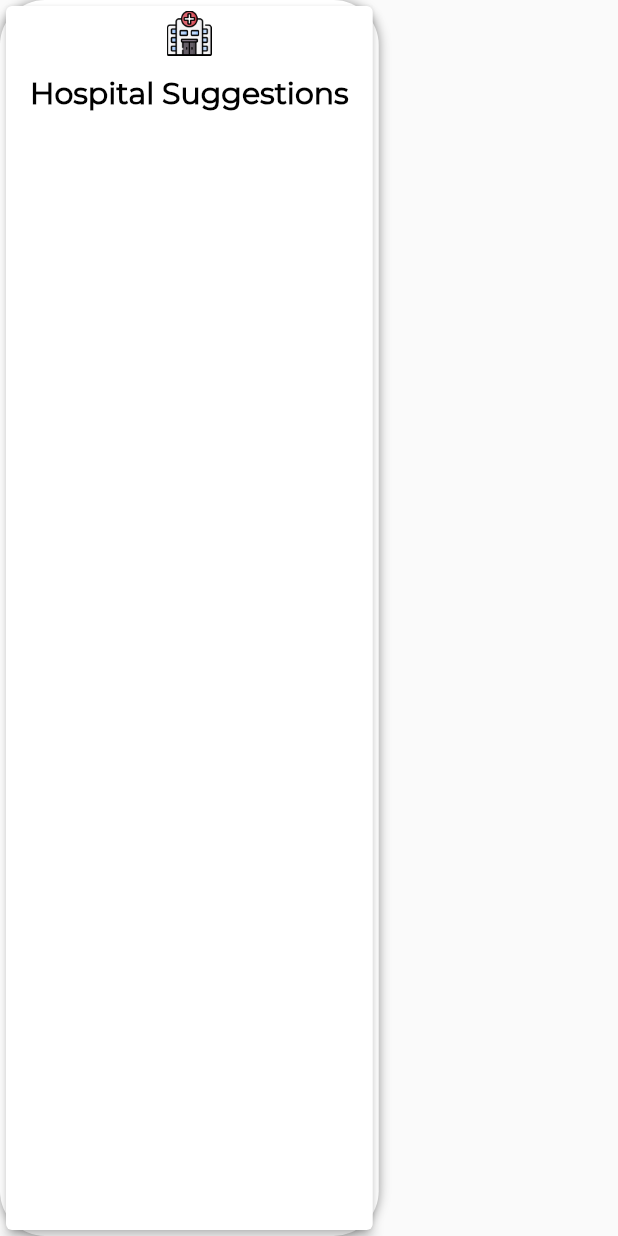
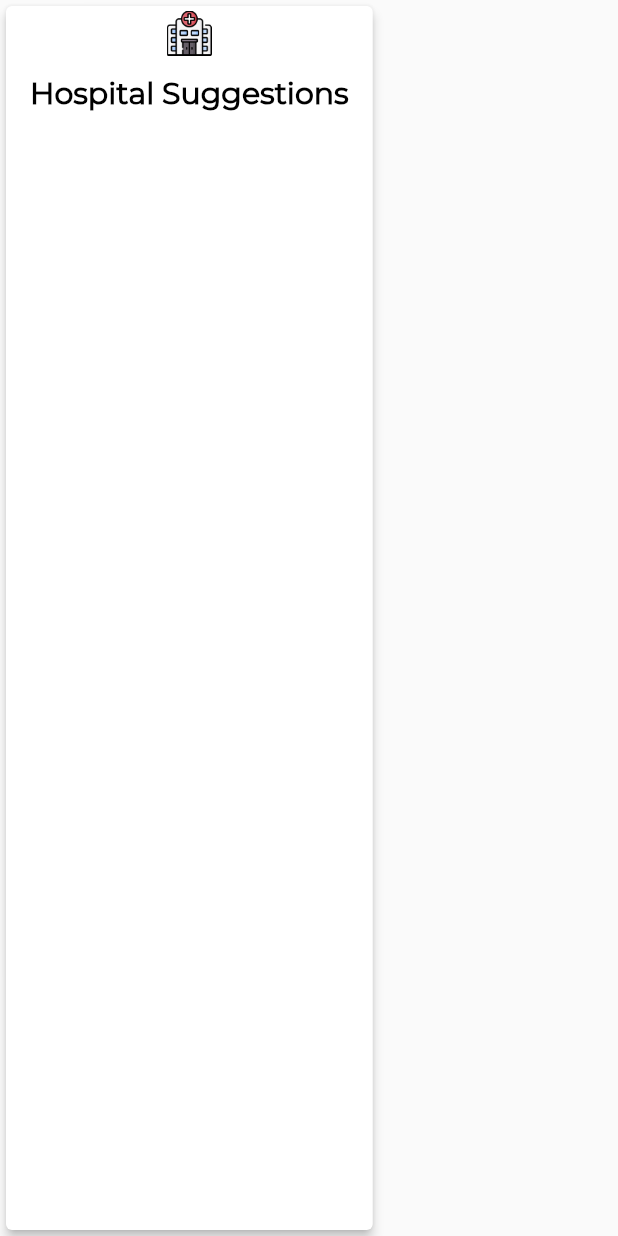
Before and after one commit to liewyihseng/HealthGuard, a Flutter app: the TextIconCard widget shown alone on an empty page, opened directly, on a phone screen of 412 x 824 dp. Run offline on Flutter 3.47's test engine with Material 2 defaults, Android fonts, the phone set to English and light mode, and no system bars; our stand-ins replace cached_network_image, charts_flutter, cloud_firestore, firebase_auth, firebase_core, firebase_storage and 18 more; missing offline and left inert: flutter_google_places, google_maps_webservice, qrscan, smart_select; accounts and stored records are empty.

Commit message:
updates to doctor home page, feature cards

```diff
--- a/lib/net/authentication.dart
+++ b/lib/net/authentication.dart
@@ -1,7 +1,6 @@
 
 import 'dart:io';
 import 'dart:async';
-import 'file:///C:/Users/liewy/StudioProjects/HealthGuard/lib/helper/database_helper.dart';
 import 'package:HealthGuard/helper/shared_preferences_services.dart';
 import 'package:cloud_firestore/cloud_firestore.dart';
 import 'package:firebase_auth/firebase_auth.dart';
--- a/lib/view/doctor_home_screen.dart
+++ b/lib/view/doctor_home_screen.dart
@@ -196,7 +196,7 @@ class _doctorHomeState extends State<DoctorHome>{
                       DoctorFeatureCard(
                         image: "assets/Patient Qr Scanner.png",
                         title: "Patient QR Scanner",
-                        color: Color(0xFFA1ECBF),
+                        color: Constants.LOGO_COLOUR_PINK_LIGHT,
                         onTap: _scanQR,
                       ),
                       /// Card to link to chat with patient
--- a/lib/view/find_doctor_screen.dart
+++ b/lib/view/find_doctor_screen.dart
@@ -9,7 +9,7 @@ import 'package:flutter/material.dart';
 import 'package:HealthGuard/constants.dart' as Constants;
 import 'package:HealthGuard/helper/string_helper.dart';
 
-import 'file:///C:/Users/liewy/StudioProjects/HealthGuard/lib/helper/database_helper.dart';
+import 'file:///C:/Users/USER/HealthGuard/lib/helper/database_helper.dart';
 
 /// Find doctor screen page widget class
 class FindDoctor extends StatefulWidget {
--- a/lib/widgets/text_icon_card.dart
+++ b/lib/widgets/text_icon_card.dart
@@ -11,16 +11,6 @@ class TextIconCard extends StatelessWidget {
   @override
   Widget build(BuildContext context) {
     return Container(
-        decoration: BoxDecoration(
-        borderRadius: BorderRadius.circular(30),
-    boxShadow: [
-    BoxShadow(
-    color: Colors.grey,
-    blurRadius: 6.0,
-    ),
-    ],
-    color: Colors.white,
-    ),
     child: InkWell(
         child: Card(
           elevation: 3.0,
```
